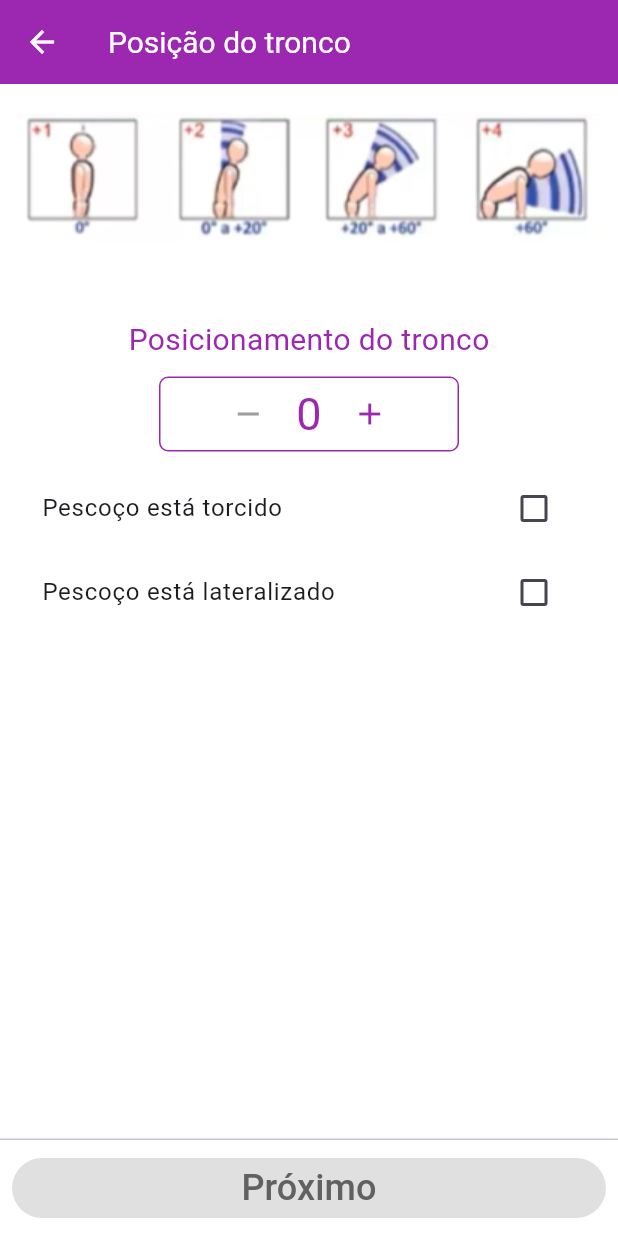
After one commit to feliperfdev/metodo_rula, a Flutter app: the TrunkPositionPage screen opened by its route, on a phone screen of 412 x 824 dp. The commit adds this screen. Run offline on Flutter 3.47's test engine with Material 3 defaults, Android fonts, the phone set to English and light mode, and no system bars; our stand-ins replace flutter_modular.

Commit message:
resultado RULA

```diff
--- /dev/null
+++ b/lib/modules/rula/presenter/controllers/trunk_position_controller.dart
@@ -0,0 +1,33 @@
+abstract class TrunkPositionController {
+  late int score;
+
+  bool get buttonEnabled;
+
+  late List<Map<String, dynamic>> sideQuestions;
+
+  int get totalTrue;
+}
+
+class TrunkPositionControllerImpl implements TrunkPositionController {
+  @override
+  int score = 0;
+
+  @override
+  bool get buttonEnabled => score != 0;
+
+  @override
+  List<Map<String, dynamic>> sideQuestions = [
+    {
+      'title': 'Pescoço está torcido',
+      'value': false,
+    },
+    {
+      'title': 'Pescoço está lateralizado',
+      'value': false,
+    },
+  ];
+
+  @override
+  int get totalTrue =>
+      sideQuestions.where((element) => (element['value'] as bool)).length;
+}
--- a/lib/modules/rula/presenter/pages/table_a_page.dart
+++ b/lib/modules/rula/presenter/pages/table_a_page.dart
@@ -103,7 +103,8 @@ class _TableAPageState extends State<TableAPage> {
             CustomButtonWidget(
               text: 'Próximo',
               onTap: () {
-                Modular.to.pushNamed('./../muscular_contraction/');
+                Modular.to
+                    .pushNamed('./../muscular_contraction/', arguments: false);
               },
             ),
           ],
--- /dev/null
+++ b/lib/modules/rula/presenter/pages/trunk_position_page.dart
@@ -0,0 +1,96 @@
+import 'package:flutter/material.dart';
+import 'package:flutter_modular/flutter_modular.dart';
+import 'package:metodo_rula/core/utils/widgets/custom_button_widget.dart';
+import 'package:metodo_rula/core/utils/widgets/score_setter_widget.dart';
+
+import '../controllers/neck_position_controller.dart';
+import '../controllers/table_b_controller.dart';
+import '../controllers/trunk_position_controller.dart';
+
+class TrunkPositionPage extends StatefulWidget {
+  const TrunkPositionPage({super.key});
+
+  @override
+  State<TrunkPositionPage> createState() => TrunkPositionPageState();
+}
+
+class TrunkPositionPageState extends State<TrunkPositionPage> {
+  final controller = Modular.get<TrunkPositionController>();
+
+  @override
+  Widget build(BuildContext context) {
+    return Scaffold(
+      appBar: AppBar(
+        title: const Text('Posição do tronco'),
+      ),
+      body: Padding(
+        padding: const EdgeInsets.symmetric(horizontal: 12),
+        child: Column(
+          crossAxisAlignment: CrossAxisAlignment.center,
+          children: [
+            const SizedBox(height: 20),
+            Image.asset('assets/trunk_position.png'),
+            const SizedBox(height: 50),
+            Center(
+              child: Column(
+                children: [
+                  const Text(
+                    'Posicionamento do tronco',
+                    style: TextStyle(
+                      color: Colors.purple,
+                      fontSize: 20,
+                    ),
+                  ),
+                  const SizedBox(height: 10),
+                  ScoreSetterWidget(
+                    limit: 4,
+                    onScore: (score) {
+                      setState(() {
+                        controller.score = score;
+                      });
+                    },
+                  ),
+                  const SizedBox(height: 10),
+                  for (final question in controller.sideQuestions) ...{
+                    CheckboxListTile(
+                      value: (question['value'] as bool),
+                      onChanged: (value) {
+                        setState(() {
+                          question['value'] = value!;
+                        });
+                      },
+                      title: Text(question['title']),
+                    ),
+                  },
+                ],
+              ),
+            ),
+          ],
+        ),
+      ),
+      persistentFooterButtons: [
+        Column(
+          children: [
+            CustomButtonWidget(
+              enabled: controller.buttonEnabled,
+              text: 'Próximo',
+              onTap: () {
+                if (controller.totalTrue >= 1) {
+                  controller.score += 1;
+                }
+
+                final tableB = Modular.get<TableBController>();
+                final neck = Modular.get<NeckPositionController>();
+
+                tableB.tableBScore = neck.score + controller.score;
+
+                Modular.to
+                    .pushNamed('./../muscular_contraction/', arguments: true);
+              },
+            ),
+          ],
+        ),
+      ],
+    );
+  }
+}
```
Also changed, not shown: lib/modules/rula/presenter/pages/muscular_contraction_page.dart (+18 -3 lines), lib/modules/rula/presenter/pages/strength_and_load_page.dart (+33 -5 lines), lib/modules/rula/presenter/pages/table_c_page.dart (added, +79 -0 lines), lib/modules/rula/rula_module.dart (+15 -3 lines).
